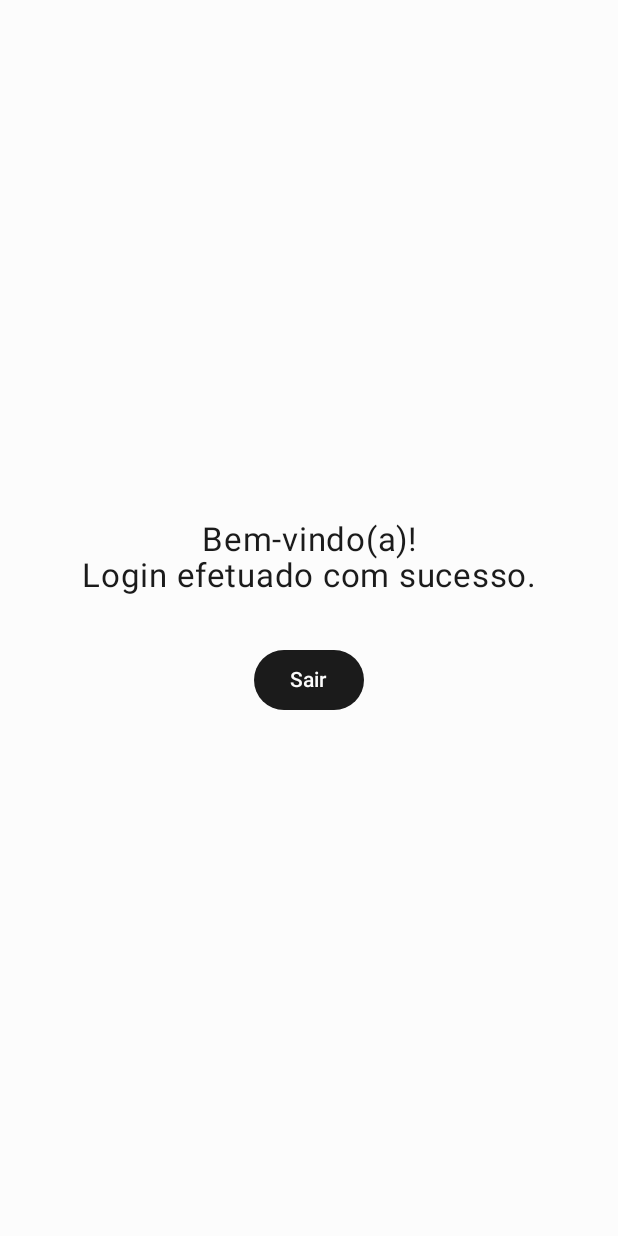
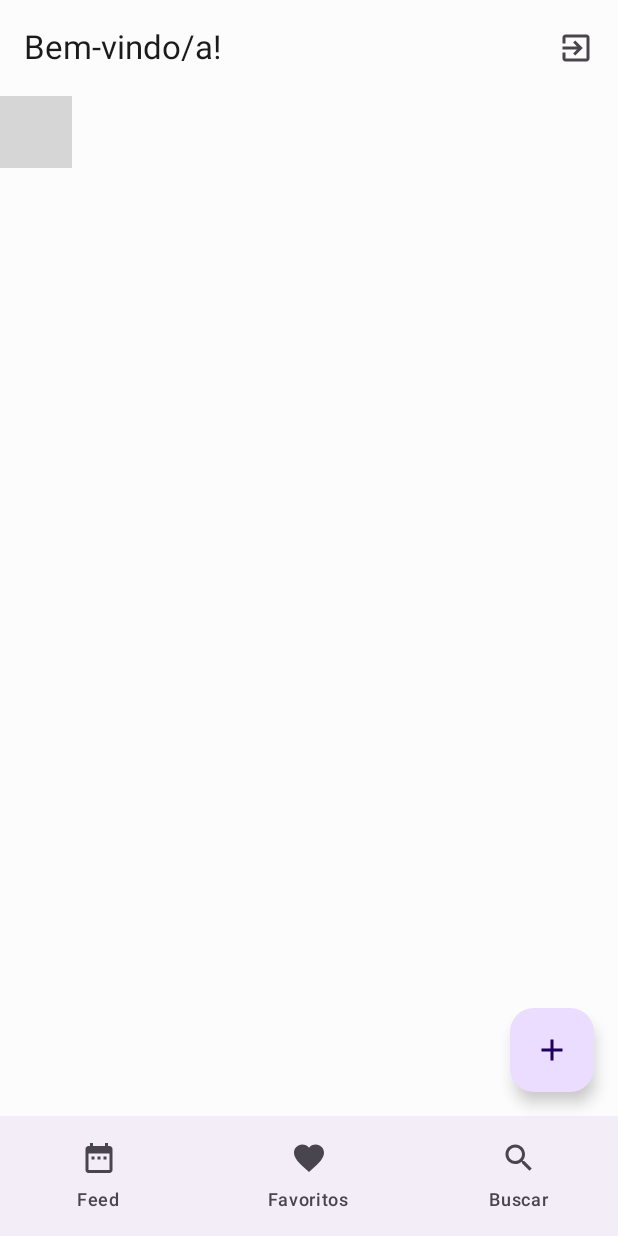
Before and after one commit to Rafaelmoraes05/DaoraNews, an Android app built with Jetpack Compose: the MainActivity screen opened directly, with no data from a screen before it, on a phone screen of 412 x 824 dp. Run offline under Robolectric (Android 15) with nearby library versions, the phone set to English and light mode, and no system bars; 1 statement that could not run was skipped; grey boxes are pictures that could not be loaded.

Commit message:
[feat]: Criação da NavBar e NavItem;

```diff
--- a/app/src/main/java/com/daoranews/MainActivity.kt
+++ b/app/src/main/java/com/daoranews/MainActivity.kt
@@ -1,67 +1,74 @@
 package com.daoranews
 
-import android.app.Activity
 import android.os.Bundle
 import androidx.activity.ComponentActivity
 import androidx.activity.compose.setContent
 import androidx.activity.enableEdgeToEdge
+import androidx.compose.foundation.layout.Box
 import androidx.compose.foundation.layout.fillMaxSize
 import androidx.compose.foundation.layout.padding
+import androidx.compose.material.icons.Icons
+import androidx.compose.material.icons.automirrored.filled.ExitToApp
+import androidx.compose.material.icons.filled.Add
+import androidx.compose.material3.ExperimentalMaterial3Api
+import androidx.compose.material3.FloatingActionButton
+import androidx.compose.material3.Icon
+import androidx.compose.material3.IconButton
 import androidx.compose.material3.Scaffold
 import androidx.compose.material3.Text
+import androidx.compose.material3.TopAppBar
 import androidx.compose.runtime.Composable
 import androidx.compose.ui.Modifier
 import androidx.compose.ui.tooling.preview.Preview
+import androidx.navigation.compose.rememberNavController
+import com.daoranews.ui.HomePage
+import com.daoranews.ui.nav.BottomNavBar
+import com.daoranews.ui.nav.BottomNavItem
+import com.daoranews.ui.nav.MainNavHost
 import com.daoranews.ui.theme.DaoraNewsTheme
-import androidx.compose.foundation.layout.Arrangement
-import androidx.compose.foundation.layout.Column
-import androidx.compose.foundation.layout.Spacer
-import androidx.compose.foundation.layout.height
-import androidx.compose.material3.Button
-import androidx.compose.ui.Alignment
-import androidx.compose.ui.platform.LocalContext
-import androidx.compose.ui.text.style.TextAlign
-import androidx.compose.ui.unit.dp
-import androidx.compose.ui.unit.sp
 
 class MainActivity : ComponentActivity() {
+    @OptIn(ExperimentalMaterial3Api::class)
     override fun onCreate(savedInstanceState: Bundle?) {
         super.onCreate(savedInstanceState)
         enableEdgeToEdge()
         setContent {
+            val navController = rememberNavController()
             DaoraNewsTheme {
-                Scaffold(modifier = Modifier.fillMaxSize()) { innerPadding ->
-                    HomePage(
-                            modifier = Modifier.padding(innerPadding)
-                    )
+                Scaffold(
+                    topBar = {
+                        TopAppBar(
+                            title = { Text("Bem-vindo/a!") },
+                            actions = {
+                                IconButton( onClick = { finish() } ) {
+                                    Icon(
+                                        imageVector =
+                                            Icons.AutoMirrored.Filled.ExitToApp,
+                                        contentDescription = "Localized description"
+                                    )
+                                }
+                            }
+                        )
+                    },
+                    bottomBar = {
+                        val items = listOf(
+                            BottomNavItem.HomeButton,
+                            BottomNavItem.ListButton,
+                            BottomNavItem.SearchButton,
+                        )
+                        BottomNavBar(navController = navController, items)
+                    },
+                    floatingActionButton = {
+                        FloatingActionButton(onClick = { }) {
+                            Icon(Icons.Default.Add, contentDescription = "Adicionar")
+                        }
+                    }
+                ) { innerPadding ->
+                    Box(modifier = Modifier.padding(innerPadding)) {
+                        MainNavHost(navController = navController)
+                    }
                 }
             }
-        }
-    }
-}
-
-@Composable
-fun HomePage(modifier: Modifier = Modifier) {
-    val context = LocalContext.current
-    val activity = context as? Activity
-
-    Column(
-        modifier = modifier.fillMaxSize(),
-        verticalArrangement = Arrangement.Center,
-        horizontalAlignment = Alignment.CenterHorizontally
-    ) {
-        Text(
-            text = "Bem-vindo(a)!\nLogin efetuado com sucesso.",
-            fontSize = 22.sp,
-            textAlign = TextAlign.Center
-        )
-
-        Spacer(modifier = Modifier.height(32.dp))
-
-        Button(onClick = {
-            activity?.finish()
-        }) {
-            Text("Sair")
         }
     }
 }
--- /dev/null
+++ b/app/src/main/java/com/daoranews/ui/nav/BottomNavBar.kt
@@ -0,0 +1,51 @@
+package com.daoranews.ui.nav
+
+import androidx.compose.material3.Icon
+import androidx.compose.material3.NavigationBar
+import androidx.compose.material3.NavigationBarItem
+import androidx.compose.material3.Text
+import androidx.compose.runtime.Composable
+import androidx.compose.runtime.getValue
+import androidx.compose.ui.graphics.Color
+import androidx.compose.ui.unit.sp
+import androidx.navigation.NavHostController
+import androidx.navigation.compose.currentBackStackEntryAsState
+
+@Composable
+fun BottomNavBar(navController: NavHostController, items : List<BottomNavItem>) {
+    NavigationBar(
+        contentColor = Color.Black
+    ) {
+        val navBackStackEntry by navController.currentBackStackEntryAsState()
+        val currentRoute = navBackStackEntry?.destination
+        items.forEach { item ->
+            NavigationBarItem (
+                icon = { Icon(imageVector = item.icon, contentDescription= item.title)},
+
+                label = { Text(text = item.title, fontSize = 12.sp) },
+
+                alwaysShowLabel = true,
+
+                selected = currentRoute == item.route,
+
+                onClick = {
+                    navController.navigate(item.route) {
+                        // Volta pilha de navegação até HomePage (startDest).
+                        navController.graph.startDestinationRoute?.let {
+
+                            popUpTo(it) {
+                                saveState = true
+                            }
+
+                            restoreState = true
+
+                        }
+
+                        launchSingleTop = true
+
+                    }
+                }
+            )
+        }
+    }
+}
--- /dev/null
+++ b/app/src/main/java/com/daoranews/ui/nav/BottomNavItem.kt
@@ -0,0 +1,31 @@
+package com.daoranews.ui.nav
+
+import androidx.compose.material.icons.Icons
+import androidx.compose.material.icons.filled.DateRange
+import androidx.compose.material.icons.filled.Favorite
+import androidx.compose.material.icons.filled.Home
+import androidx.compose.material.icons.filled.LocationOn
+import androidx.compose.material.icons.filled.Search
+import androidx.compose.ui.graphics.vector.ImageVector
+import kotlinx.serialization.Serializable
+
+sealed interface Route {
+    @Serializable
+    data object Home : Route
+    @Serializable
+    data object List : Route
+    @Serializable
+    data object Search : Route
+}
+sealed class BottomNavItem(
+    val title: String,
+    val icon: ImageVector,
+    val route: Route)
+{
+    data object HomeButton :
+        BottomNavItem("Feed", Icons.Default.DateRange, Route.Home)
+    data object ListButton :
+        BottomNavItem("Favoritos", Icons.Default.Favorite, Route.List)
+    data object SearchButton :
+        BottomNavItem("Buscar", Icons.Default.Search, Route.Search)
+}
--- /dev/null
+++ b/app/src/main/java/com/daoranews/ui/nav/MainNavHost.kt
@@ -0,0 +1,18 @@
+package com.daoranews.ui.nav
+
+import androidx.compose.runtime.Composable
+import androidx.navigation.NavHostController
+import androidx.navigation.compose.NavHost
+import androidx.navigation.compose.composable
+import com.daoranews.ui.HomePage
+import com.daoranews.ui.ListPage
+import com.daoranews.ui.SearchPage
+
+@Composable
+fun MainNavHost(navController: NavHostController) {
+    NavHost(navController, startDestination = Route.Home) {
+        composable<Route.Home> { HomePage() }
+        composable<Route.List> { ListPage() }
+        composable<Route.Search> { SearchPage() }
+    }
+}
```
